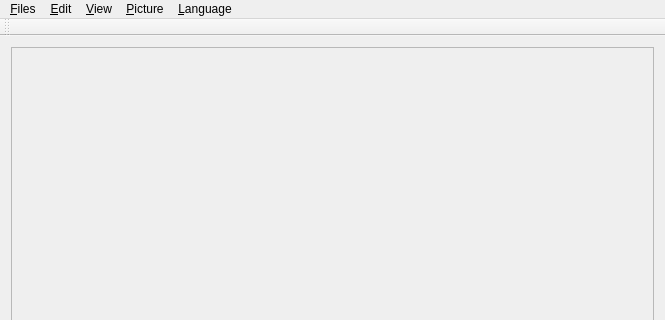
This is mainwindow.ui in jmlich/geotagging as Qt 5 draws it before an edit; both pictures show x 0 to 665 and y 0 to 320 of the 665 by 458 pixel window. The edited form follows.
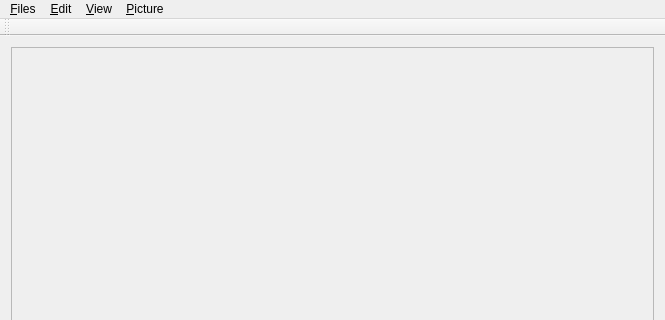
This is the edited form. Custom widgets are drawn as their Qt base class.

Commit message: add ctrl+s hotkey, remove retranslation of ui in runtime, i18n on start is good enough

```diff
--- a/mainwindow.ui
+++ b/mainwindow.ui
@@ -108,18 +108,10 @@
     </property>
     <addaction name="actionSynchronize_with_GPS_route"/>
    </widget>
-   <widget class="QMenu" name="menuLanguage">
-    <property name="title">
-     <string>&amp;Language</string>
-    </property>
-    <addaction name="action_cs_CZ"/>
-    <addaction name="action_en"/>
-   </widget>
    <addaction name="menuOpen"/>
    <addaction name="menuEdit"/>
    <addaction name="menuView"/>
    <addaction name="menuPicture"/>
-   <addaction name="menuLanguage"/>
   </widget>
   <widget class="QToolBar" name="mainToolBar">
    <attribute name="toolBarArea">
```
Left out of the diff: 3 changed lines with no effect on the pictures. The commit also changes 2 other files.
